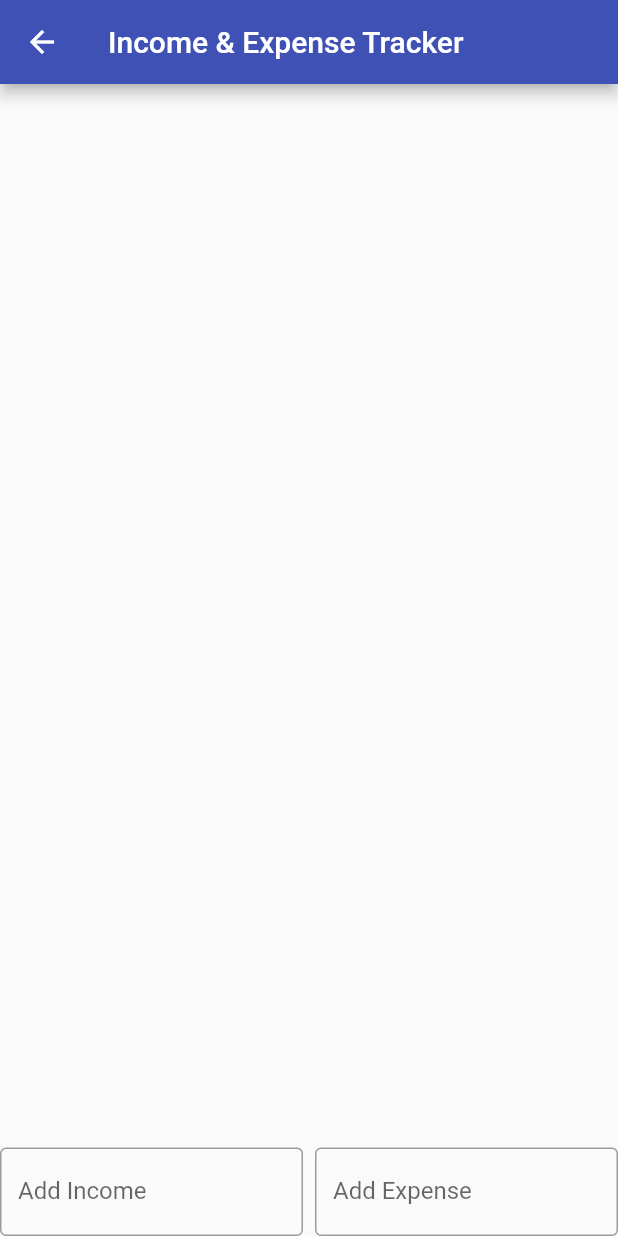
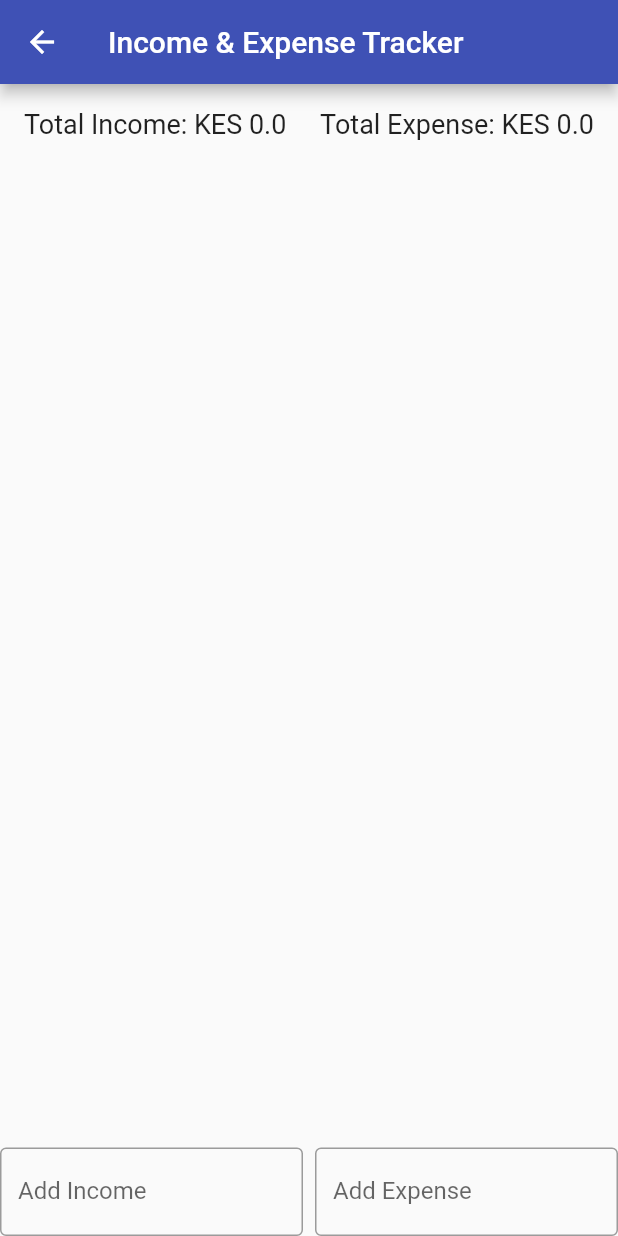
Before and after one commit to 1287Apiyo/PLP-FINAL-PROJECT, a Flutter app: the IncomeExpenseScreen screen opened directly, on a phone screen of 412 x 824 dp. Run offline on Flutter 3.47's test engine with Material 2 defaults, Android fonts, the phone set to English and light mode, and no system bars.

Commit message:
project created

```diff
--- a/msm_management_app/lib/screens/income_expense_screen.dart
+++ b/msm_management_app/lib/screens/income_expense_screen.dart
@@ -7,6 +7,8 @@ class IncomeExpenseScreen extends StatefulWidget {
 
 class _IncomeExpenseScreenState extends State<IncomeExpenseScreen> {
   final List<Map<String, dynamic>> _transactions = [];
+  double totalIncome = 0.0;
+  double totalExpense = 0.0;
 
   @override
   Widget build(BuildContext context) {
@@ -16,30 +18,48 @@ class _IncomeExpenseScreenState extends State<IncomeExpenseScreen> {
       ),
       body: Column(
         children: [
+          // Display total balance at the top
+          Padding(
+            padding: const EdgeInsets.all(16.0),
+            child: Row(
+              mainAxisAlignment: MainAxisAlignment.spaceBetween,
+              children: [
+                Text('Total Income: KES $totalIncome',
+                    style: TextStyle(fontSize: 18)),
+                Text('Total Expense: KES $totalExpense',
+                    style: TextStyle(fontSize: 18)),
+              ],
+            ),
+          ),
+
           Expanded(
             child: ListView.builder(
               itemCount: _transactions.length,
               itemBuilder: (context, index) {
                 return ListTile(
                   title: Text(
-                      '${_transactions[index]["type"]}: ${_transactions[index]["amount"]}'),
+                      '${_transactions[index]["type"]}: KES ${_transactions[index]["amount"]}'),
                 );
               },
             ),
           ),
+
           Row(
             children: [
               Expanded(
                 child: TextField(
                   onSubmitted: (value) {
                     setState(() {
-                      _transactions.add({"type": "Income", "amount": value});
+                      double income = double.parse(value);
+                      _transactions.add({"type": "Income", "amount": income});
+                      totalIncome += income;
                     });
                   },
                   decoration: InputDecoration(
                     labelText: 'Add Income',
                     border: OutlineInputBorder(),
                   ),
+                  keyboardType: TextInputType.number,
                 ),
               ),
               SizedBox(width: 8),
@@ -47,13 +67,16 @@ class _IncomeExpenseScreenState extends State<IncomeExpenseScreen> {
                 child: TextField(
                   onSubmitted: (value) {
                     setState(() {
-                      _transactions.add({"type": "Expense", "amount": value});
+                      double expense = double.parse(value);
+                      _transactions.add({"type": "Expense", "amount": expense});
+                      totalExpense += expense;
                     });
                   },
                   decoration: InputDecoration(
                     labelText: 'Add Expense',
                     border: OutlineInputBorder(),
                   ),
+                  keyboardType: TextInputType.number,
                 ),
               ),
             ],
```
